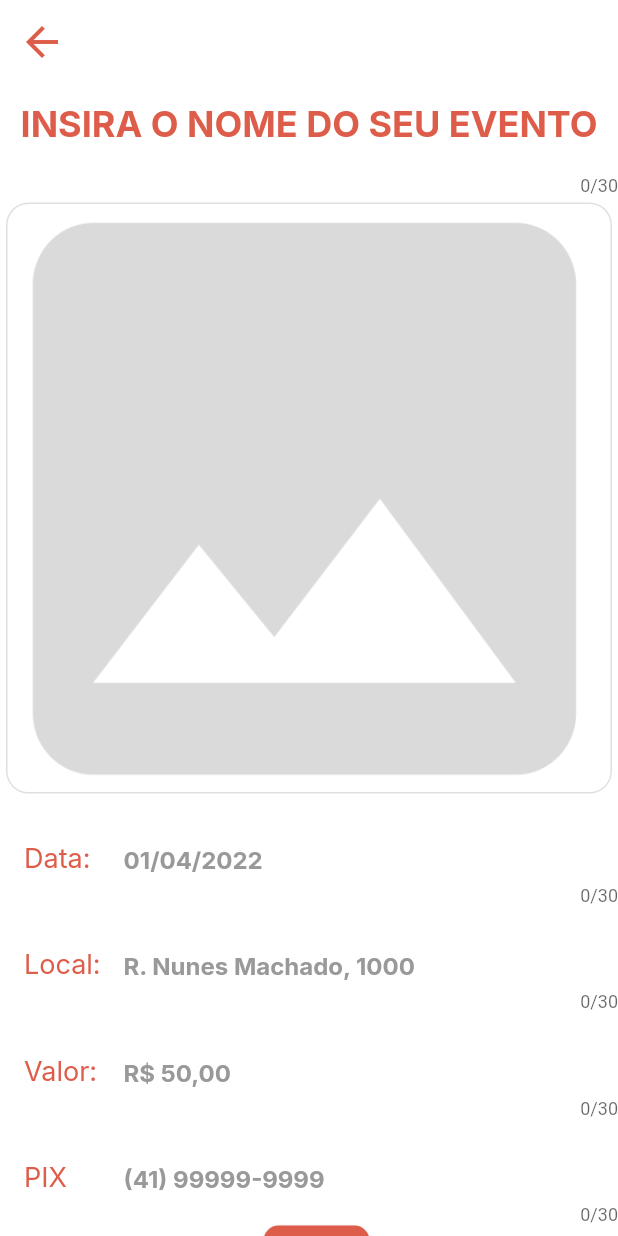
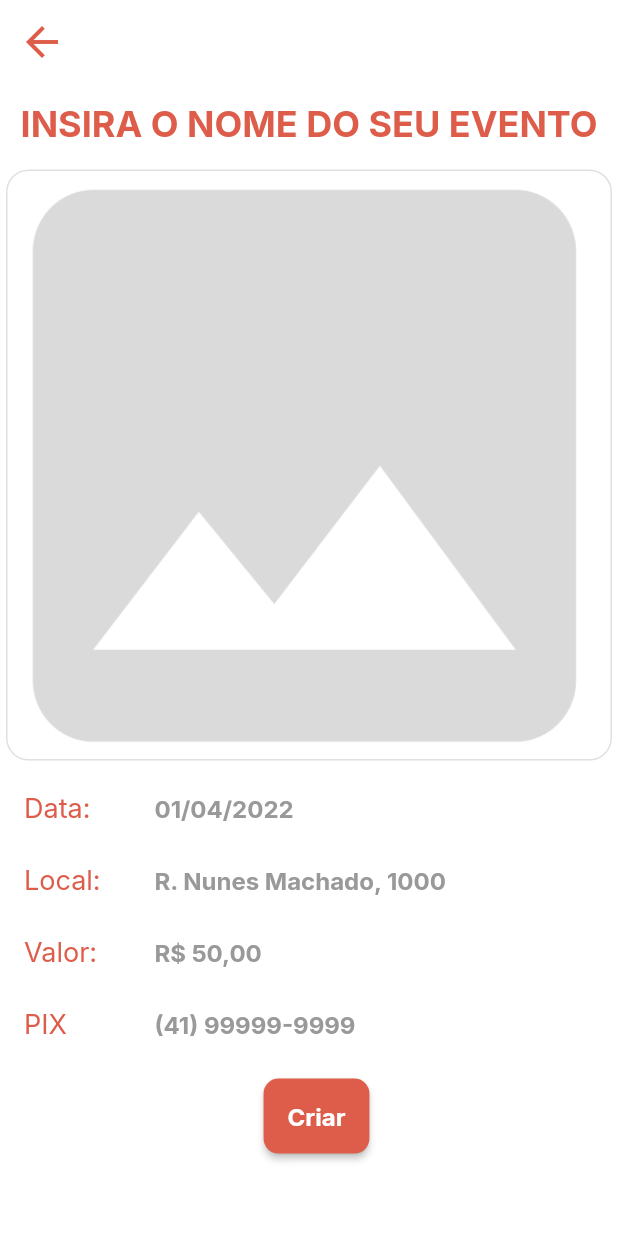
Before and after one commit to wilsleygermano/ConvidaAI, a Flutter app: the InviteCreation screen opened directly, on a phone screen of 412 x 824 dp. Run offline on Flutter 3.47's test engine with Material 2 defaults, Android fonts, the light colour scheme and no system bars; drawn by our look-alikes of screenshot; our stand-ins replace cloud_firestore, firebase_auth, firebase_core, firebase_storage, flutter_spinkit, google_fonts and 4 more; missing offline and left inert: cloud_firestore_web, firebase_auth_web, firebase_core_web, firebase_storage_web, image_picker_for_web, share_plus_web; accounts and stored records are empty.

Commit message:
Fixed max-length indicator

```diff
--- a/lib/components/event_name_field.dart
+++ b/lib/components/event_name_field.dart
@@ -1,4 +1,5 @@
 import 'package:flutter/material.dart';
+import 'package:flutter/services.dart';
 import 'package:google_fonts/google_fonts.dart';
 
 import '../design/app_colors.dart';
@@ -28,8 +29,10 @@ class _EventNameFieldState extends State<EventNameField> {
   @override
   Widget build(BuildContext context) {
     return TextField(
+      inputFormatters: [
+        LengthLimitingTextInputFormatter(30)
+      ],
       controller: widget.textController,
-      maxLength: 30,
       textAlign: TextAlign.center,
       textCapitalization: TextCapitalization.characters,
       readOnly: !isedit,
--- a/lib/components/invite_fields_text.dart
+++ b/lib/components/invite_fields_text.dart
@@ -1,4 +1,5 @@
 import 'package:flutter/material.dart';
+import 'package:flutter/services.dart';
 import 'package:google_fonts/google_fonts.dart';
 
 import '../design/app_colors.dart';
@@ -31,8 +32,11 @@ class _InviteFieldsTextState extends State<InviteFieldsText> {
   @override
   Widget build(BuildContext context) {
     return TextField(
+      inputFormatters: [
+        LengthLimitingTextInputFormatter(30)
+      ],
+      textInputAction: TextInputAction.next,
       controller: widget.textController,
-      maxLength: 30,
       readOnly: !isedit,
       style: TextStyle(
         fontFamily: GoogleFonts.inter().fontFamily,
@@ -41,7 +45,7 @@ class _InviteFieldsTextState extends State<InviteFieldsText> {
         fontWeight: FontWeight.bold,
       ),
       decoration: InputDecoration(
-        contentPadding: const EdgeInsets.only(top: 30),
+        contentPadding: const EdgeInsets.only(top: 8),
         hintText: widget.myHintText,
         hintStyle: TextStyle(
           fontFamily: GoogleFonts.inter().fontFamily,
--- a/lib/screens/invite_creation.dart
+++ b/lib/screens/invite_creation.dart
@@ -134,7 +134,6 @@ class _InviteCreationState extends State<InviteCreation> {
                         })
                     : Image(image: NetworkImage(evento!.url!)),
                 Row(
-                  mainAxisSize: MainAxisSize.min,
                   children: [
                     const Expanded(
                       child: InviteFields(
@@ -143,7 +142,7 @@ class _InviteCreationState extends State<InviteCreation> {
                       ),
                     ),
                     Expanded(
-                      flex: 4,
+                      flex: 3,
                       child: InviteFieldsText(
                         isedit: isCreate,
                         myHintText: '01/04/2022',
@@ -161,7 +160,7 @@ class _InviteCreationState extends State<InviteCreation> {
                       ),
                     ),
                    Expanded(
-                        flex: 4,
+                        flex: 3,
                         child: InviteFieldsText(
                             isedit: isCreate,
                             textController: eventLocationController,
@@ -177,7 +176,7 @@ class _InviteCreationState extends State<InviteCreation> {
                       ),
                     ),
                     Expanded(
-                      flex: 4,
+                      flex: 3,
                       child: InviteFieldsText(
                         isedit: isCreate,
                         myHintText: 'R\$ 50,00',
@@ -195,7 +194,7 @@ class _InviteCreationState extends State<InviteCreation> {
                       ),
                     ),
                     Expanded(
-                      flex: 4,
+                      flex: 3,
                       child: InviteFieldsText(
                         isedit: isCreate,
                         myHintText: '(41) 99999-9999',
@@ -205,7 +204,7 @@ class _InviteCreationState extends State<InviteCreation> {
                   ],
                 ),
                 Container(
-                  margin: const EdgeInsets.only(left: 10),
+                  margin: const EdgeInsets.only(left: 10, top: 16),
                   child: SizedBox(
                     height: 50,
                     child: isCreate
```
